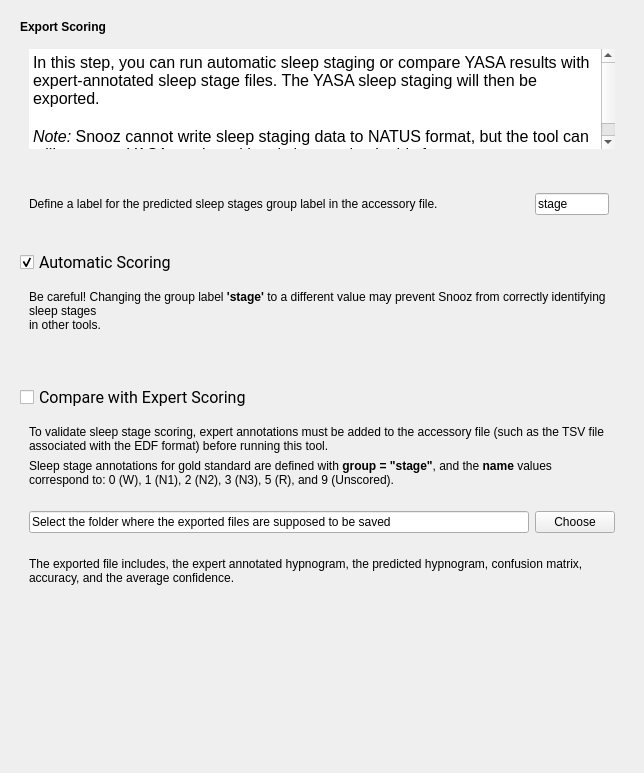
This is tools/CEAMSTools/ScoreSleepStagesYASA/ExportResultsStep/Ui_ExportResultsStep.ui in SnoozToolbox/snooz-package-ceams as Qt 5 draws it before an edit. The edited form follows.
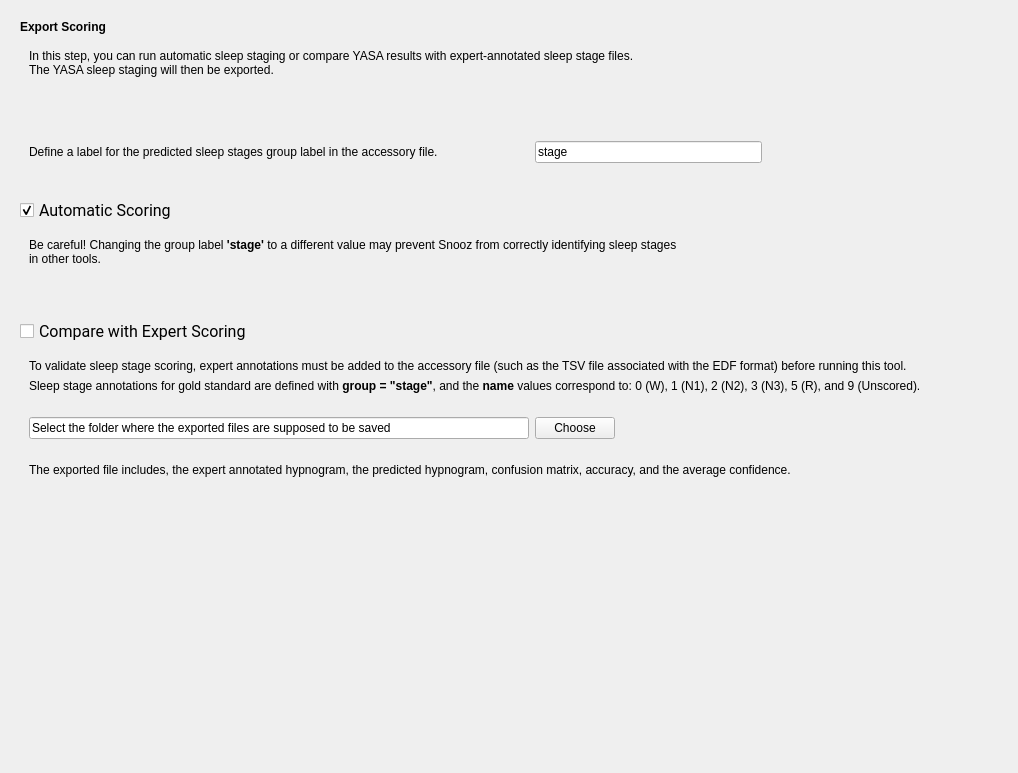
This is the edited form.

Commit message: Update ScoreSleepStagesYASA tool's UI to be compatible with the new feature of Natus format to write and modify sleep stages

Patch:
```diff
--- a/tools/CEAMSTools/ScoreSleepStagesYASA/ExportResultsStep/Ui_ExportResultsStep.ui
+++ b/tools/CEAMSTools/ScoreSleepStagesYASA/ExportResultsStep/Ui_ExportResultsStep.ui
@@ -6,7 +6,7 @@
    <rect>
     <x>0</x>
     <y>0</y>
-    <width>643</width>
+    <width>1018</width>
     <height>773</height>
    </rect>
   </property>
@@ -63,37 +63,13 @@
           </property>
           <layout class="QVBoxLayout" name="verticalLayout_6">
            <item>
-            <widget class="QTextEdit" name="textEdit">
-             <property name="maximumSize">
-              <size>
-               <width>16777215</width>
-               <height>100</height>
-              </size>
+            <widget class="QLabel" name="label_7">
+             <property name="text">
+              <string>&lt;html&gt;&lt;head/&gt;&lt;body&gt;&lt;p&gt;In this step, you can run automatic sleep staging or compare YASA results with expert-annotated sleep stage files.&lt;br/&gt;The YASA sleep staging will then be exported.&lt;/p&gt;&lt;/body&gt;&lt;/html&gt;</string>
              </property>
-             <property name="frameShape">
-              <enum>QFrame::Shape::NoFrame</enum>
-             </property>
-             <property name="frameShadow">
-              <enum>QFrame::Shadow::Plain</enum>
-             </property>
-             <property name="lineWidth">
-              <number>0</number>
-             </property>
-             <property name="readOnly">
-              <bool>true</bool>
-             </property>
-             <property name="html">
-              <string>&lt;!DOCTYPE HTML PUBLIC &quot;-//W3C//DTD HTML 4.0//EN&quot; &quot;http://www.w3.org/TR/REC-html40/strict.dtd&quot;&gt;
-&lt;html&gt;&lt;head&gt;&lt;meta name=&quot;qrichtext&quot; content=&quot;1&quot; /&gt;&lt;meta charset=&quot;utf-8&quot; /&gt;&lt;style type=&quot;text/css&quot;&gt;
-p, li { white-space: pre-wrap; }
-hr { height: 1px; border-width: 0; }
-li.unchecked::marker { content: &quot;\2610&quot;; }
-li.checked::marker { content: &quot;\2612&quot;; }
-&lt;/style&gt;&lt;/head&gt;&lt;body style=&quot; font-family:'Roboto'; font-size:12pt; font-weight:400; font-style:normal;&quot;&gt;
-&lt;p style=&quot; margin-top:0px; margin-bottom:0px; margin-left:0px; margin-right:0px; -qt-block-indent:0; text-indent:0px;&quot;&gt;In this step, you can run automatic sleep staging or compare YASA results with expert-annotated sleep stage files. The YASA sleep staging will then be exported.&lt;/p&gt;
-&lt;p style=&quot;-qt-paragraph-type:empty; margin-top:0px; margin-bottom:0px; margin-left:0px; margin-right:0px; -qt-block-indent:0; text-indent:0px;&quot;&gt;&lt;br /&gt;&lt;/p&gt;
-&lt;p style=&quot; margin-top:0px; margin-bottom:0px; margin-left:0px; margin-right:0px; -qt-block-indent:0; text-indent:0px;&quot;&gt;&lt;span style=&quot; font-style:italic;&quot;&gt;Note:&lt;/span&gt; Snooz cannot write sleep staging data to NATUS format, but the tool can still compare YASA scoring with existing staging in this format.&lt;/p&gt;&lt;/body&gt;&lt;/html&gt;</string>
-             </property>
+            </widget>
+           </item>
+          </layout>
             </widget>
            </item>
            <item>
@@ -101,19 +77,13 @@
              <property name="orientation">
               <enum>Qt::Orientation::Vertical</enum>
              </property>
-             <property name="sizeType">
-              <enum>QSizePolicy::Policy::Fixed</enum>
-             </property>
              <property name="sizeHint" stdset="0">
               <size>
                <width>20</width>
-               <height>20</height>
+            <height>40</height>
               </size>
              </property>
             </spacer>
-           </item>
-          </layout>
-         </widget>
         </item>
         <item>
          <widget class="QFrame" name="frame_4">
```
Lines whose indentation alone changed are shown as unchanged. The commit also changes 1 other file.
